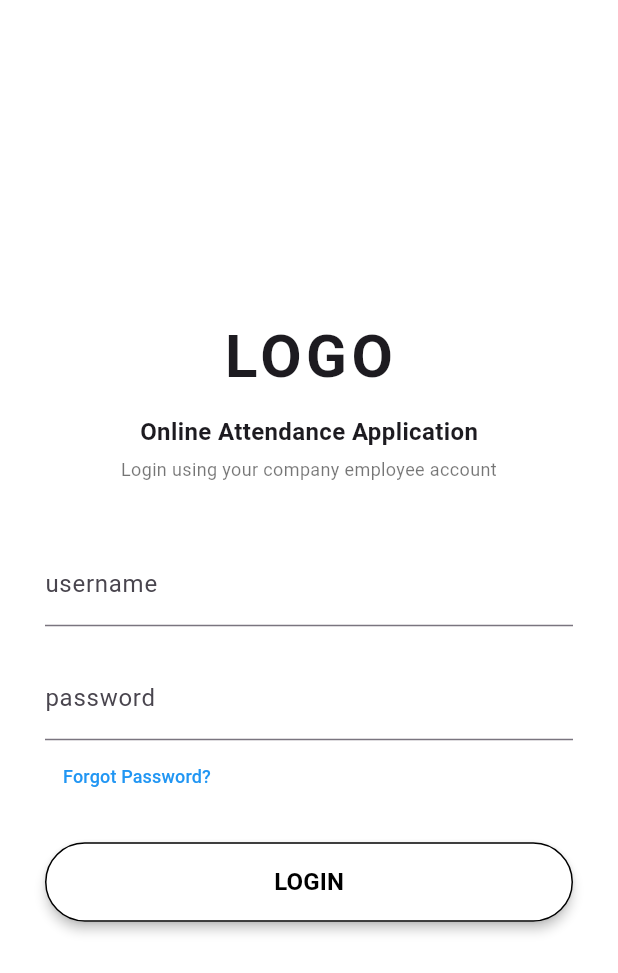
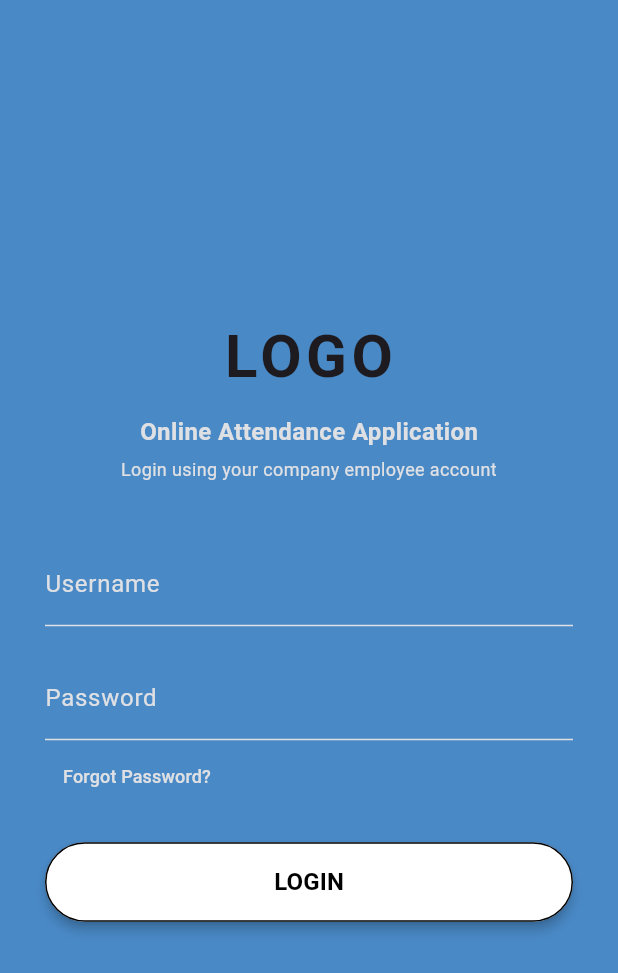
Before and after one commit to dwimahfidahariani/frontendabsensiarunika, a Flutter app: the screen it shows after launch, on a phone screen of 412 x 824 dp. Shown: the top 973 px of the screen. Run offline on Flutter 3.47's test engine with Material 3 defaults, Android fonts, the phone set to English and light mode, and no system bars; our stand-ins replace geocoding, geolocator.

Commit message:
tambah warna

```diff
--- a/lib/pages/checkin_page.dart
+++ b/lib/pages/checkin_page.dart
@@ -78,6 +78,7 @@ class CheckInPageState extends State<CheckInPage> {
   @override
   Widget build(BuildContext context) {
     return Scaffold(
+      backgroundColor: const Color(0xFFA1BAD2),
       appBar: AppBar(title: const Text("Check In")),
       body: ListView(
         padding: const EdgeInsets.all(16.0),
--- a/lib/pages/checkout_page.dart
+++ b/lib/pages/checkout_page.dart
@@ -83,6 +83,7 @@ class CheckOutPageState extends State<CheckOutPage> {
   @override
   Widget build(BuildContext context) {
     return Scaffold(
+      backgroundColor: const Color(0xFFA1BAD2),
       appBar: AppBar(title: const Text("Check Out")),
       body: ListView(
         padding: const EdgeInsets.all(16.0),
--- a/lib/pages/leave_page.dart
+++ b/lib/pages/leave_page.dart
@@ -37,6 +37,7 @@ class LeavePageState extends State<LeavePage> {
   @override
   Widget build(BuildContext context) {
     return Scaffold(
+      backgroundColor: const Color(0xFFA1BAD2),
       appBar: AppBar(title: const Text("Leave Request")),
       body: Padding(
         padding: const EdgeInsets.all(16.0),
--- a/lib/pages/login_page.dart
+++ b/lib/pages/login_page.dart
@@ -31,7 +31,7 @@ class LoginPageState extends State<LoginPage> {
   @override
   Widget build(BuildContext context) {
     return Scaffold(
-      backgroundColor: const Color(0x4989C6),
+      backgroundColor: const Color(0xFF4989C6),
       body: Center(
         child: SingleChildScrollView(
           child: Padding(
@@ -39,23 +39,33 @@ class LoginPageState extends State<LoginPage> {
             child: Column(
               mainAxisAlignment: MainAxisAlignment.center,
               children: [
+
                 const Text(
                   "LOGO",
                   style: TextStyle(
                     fontSize: 40,
                     fontWeight: FontWeight.bold,
                     letterSpacing: 3,
+                    ),
+                  ),
+                  const SizedBox(height: 10),
+
+                const Text(
+                  "Online Attendance Application",
+                  style: TextStyle(
+                    fontSize: 16,
+                    fontWeight: FontWeight.bold,
+                    color: Color(0xFFDEE0E4),
                   ),
                 ),
-                const SizedBox(height: 10),
-                const Text(
-                  "Online Attendance Application",
-                  style: TextStyle(fontSize: 16, fontWeight: FontWeight.bold),
-                ),
                 const SizedBox(height: 5),
+
                 const Text(
                   "Login using your company employee account",
-                  style: TextStyle(fontSize: 12, color: Colors.black54),
+                  style: TextStyle(
+                    fontSize: 12,
+                    color: Color(0xFFDEE0E4),
+                  ),
                   textAlign: TextAlign.center,
                 ),
                 const SizedBox(height: 40),
@@ -63,8 +73,14 @@ class LoginPageState extends State<LoginPage> {
                 TextField(
                   controller: _usernameController,
                   decoration: const InputDecoration(
-                    labelText: "username",
-                    border: UnderlineInputBorder(),
+                    labelText: "Username",
+                    labelStyle: TextStyle(color: Color(0xFFDEE0E4)),
+                    focusedBorder: UnderlineInputBorder(
+                      borderSide: BorderSide(color: Color(0xFFDEE0E4)),
+                    ),
+                    enabledBorder: UnderlineInputBorder(
+                      borderSide: BorderSide(color: Color(0xFFDEE0E4)),
+                    ),
                   ),
                 ),
                 const SizedBox(height: 20),
@@ -73,8 +89,14 @@ class LoginPageState extends State<LoginPage> {
                   controller: _passwordController,
                   obscureText: true,
                   decoration: const InputDecoration(
-                    labelText: "password",
-                    border: UnderlineInputBorder(),
+                    labelText: "Password",
+                    labelStyle: TextStyle(color: Color(0xFFDEE0E4)),
+                    focusedBorder: UnderlineInputBorder(
+                      borderSide: BorderSide(color: Color(0xFFDEE0E4)),
+                    ),
+                    enabledBorder: UnderlineInputBorder(
+                      borderSide: BorderSide(color: Color(0xFFDEE0E4)),
+                    ),
                   ),
                 ),
 
@@ -84,7 +106,7 @@ class LoginPageState extends State<LoginPage> {
                     onPressed: () {},
                     child: const Text(
                       "Forgot Password?",
-                      style: TextStyle(fontSize: 12, color: Colors.blue),
+                      style: TextStyle(fontSize: 12, color: Color(0xFFDEE0E4)),
                     ),
                   ),
                 ),
```
Also changed, not shown: lib/pages/dashboard_page.dart (+24 -8 lines), pubspec.lock, 1 other file.
